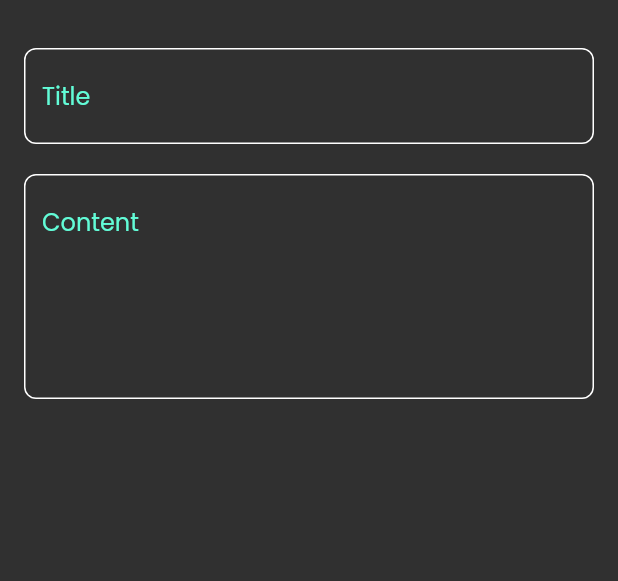
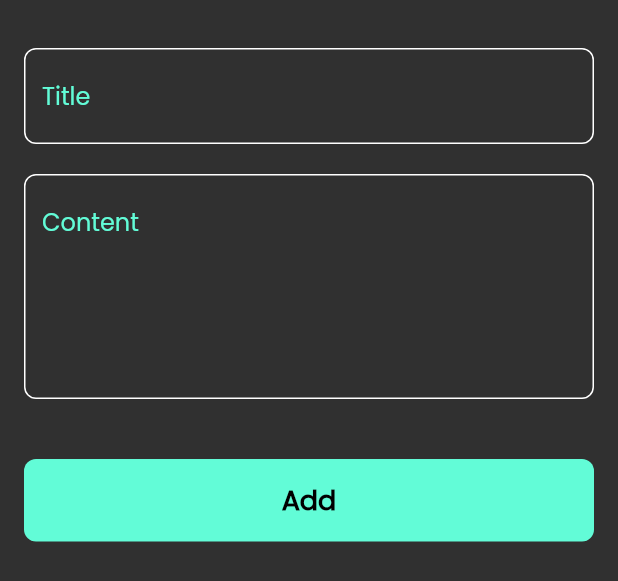
Before and after one commit to Ali1910/notesapp, a Flutter app: the AddBottomSheetNote widget shown alone on an empty page, opened directly, on a phone screen of 412 x 824 dp. Shown: the top 581 px of the screen. Run offline on Flutter 3.47's test engine with Material 2 defaults, Android fonts, the phone set to English and light mode, and no system bars.

Commit message:
finish notes bottomsheet

```diff
--- a/lib/views/widgets/addnotebottomsheet.dart
+++ b/lib/views/widgets/addnotebottomsheet.dart
@@ -1,6 +1,7 @@
 import 'package:flutter/material.dart';
 import 'package:flutter/src/widgets/container.dart';
 import 'package:flutter/src/widgets/framework.dart';
+import 'package:notesapp/views/widgets/custombutton.dart';
 import 'package:notesapp/views/widgets/customtextfield.dart';
 
 class AddBottomSheetNote extends StatelessWidget {
@@ -10,6 +11,7 @@ class AddBottomSheetNote extends StatelessWidget {
   Widget build(BuildContext context) {
     return Padding(
       padding: const EdgeInsets.symmetric(horizontal: 16.0),
+      child: SingleChildScrollView(
         child: Column(
           children: const [
             SizedBox(
@@ -24,8 +26,16 @@ class AddBottomSheetNote extends StatelessWidget {
             CustomTextField(
               hint: 'Content',
               maxlines: 5,
-          )
+            ),
+            SizedBox(
+              height: 40,
+            ),
+            custombuttom(),
+            SizedBox(
+              height: 20,
+            ),
           ],
+        ),
       ),
     );
   }
--- /dev/null
+++ b/lib/views/widgets/custombutton.dart
@@ -0,0 +1,27 @@
+import 'package:flutter/cupertino.dart';
+import 'package:flutter/material.dart';
+import 'package:flutter/src/widgets/container.dart';
+import 'package:flutter/src/widgets/framework.dart';
+import 'package:notesapp/constant/const.dart';
+
+class custombuttom extends StatelessWidget {
+  const custombuttom({super.key});
+
+  @override
+  Widget build(BuildContext context) {
+    return Container(
+      width: MediaQuery.of(context).size.width,
+      height: 55,
+      decoration: BoxDecoration(
+        color: kprimarycolor,
+        borderRadius: BorderRadius.circular(8),
+      ),
+      child: Center(
+          child: Text(
+        'Add',
+        style: TextStyle(
+            color: Colors.black, fontWeight: FontWeight.bold, fontSize: 18),
+      )),
+    );
+  }
+}
```
Lines whose indentation alone changed are shown as unchanged.
